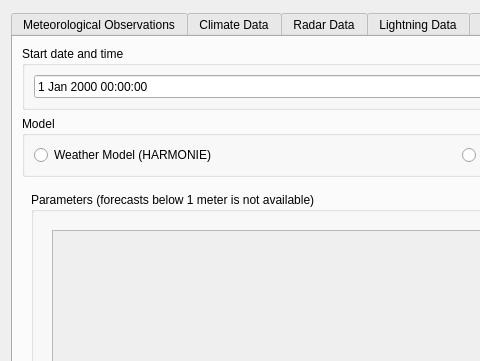
Before: the Qt Designer form DMI_Open_Data_dialog_base.ui in dmidk/Open-Data-QGIS-plugin, drawn with Qt 5; both pictures show x 0 to 480 and y 0 to 361 of the 1345 by 598 pixel window.
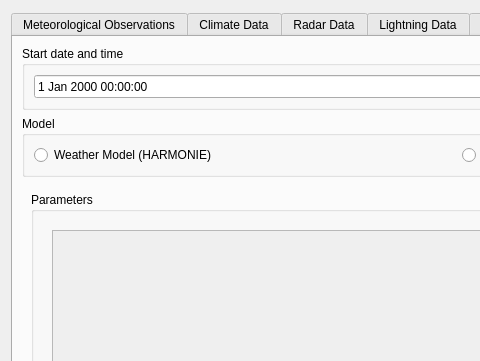
After: the same form once the commit is applied. The open tabs and pages were chosen to show the change.

What changed in the file:
```diff
--- a/DMI_Open_Data_dialog_base.ui
+++ b/DMI_Open_Data_dialog_base.ui
@@ -1367,7 +1367,7 @@
              <item>
               <widget class="QGroupBox" name="groupBox_18">
                <property name="title">
-                <string>Parameters (forecasts below 1 meter is not available)</string>
+                <string>Parameters</string>
                </property>
                <layout class="QHBoxLayout" name="horizontalLayout_40">
                 <item>
```
Left out of the diff: 58 changed lines with no effect on the pictures.
